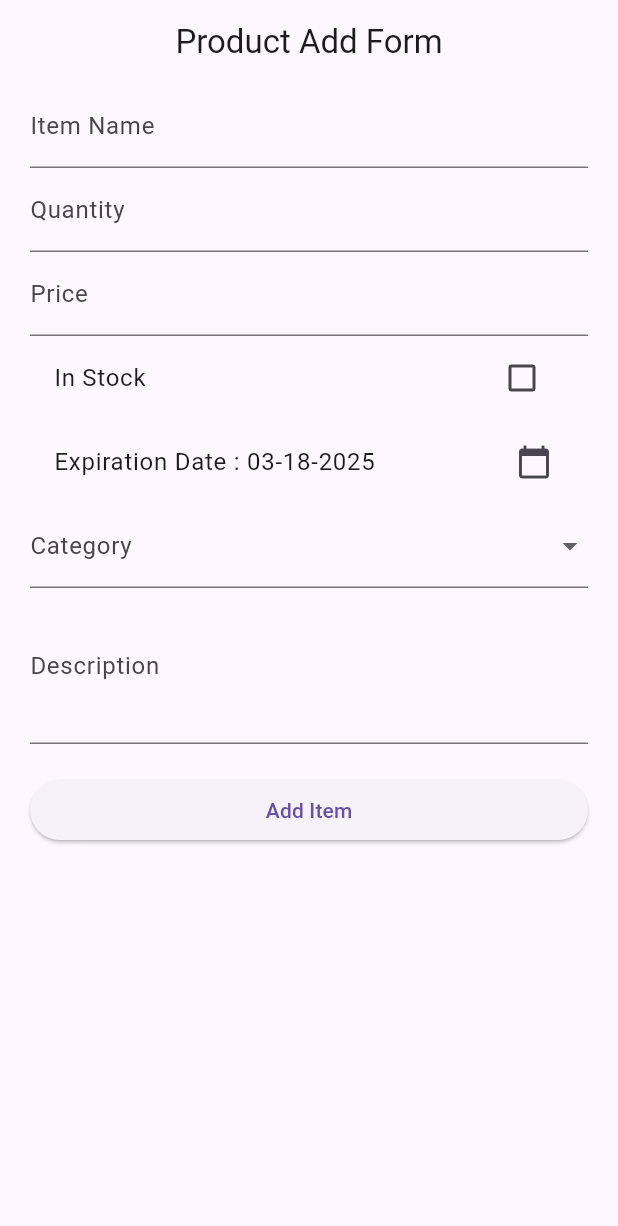
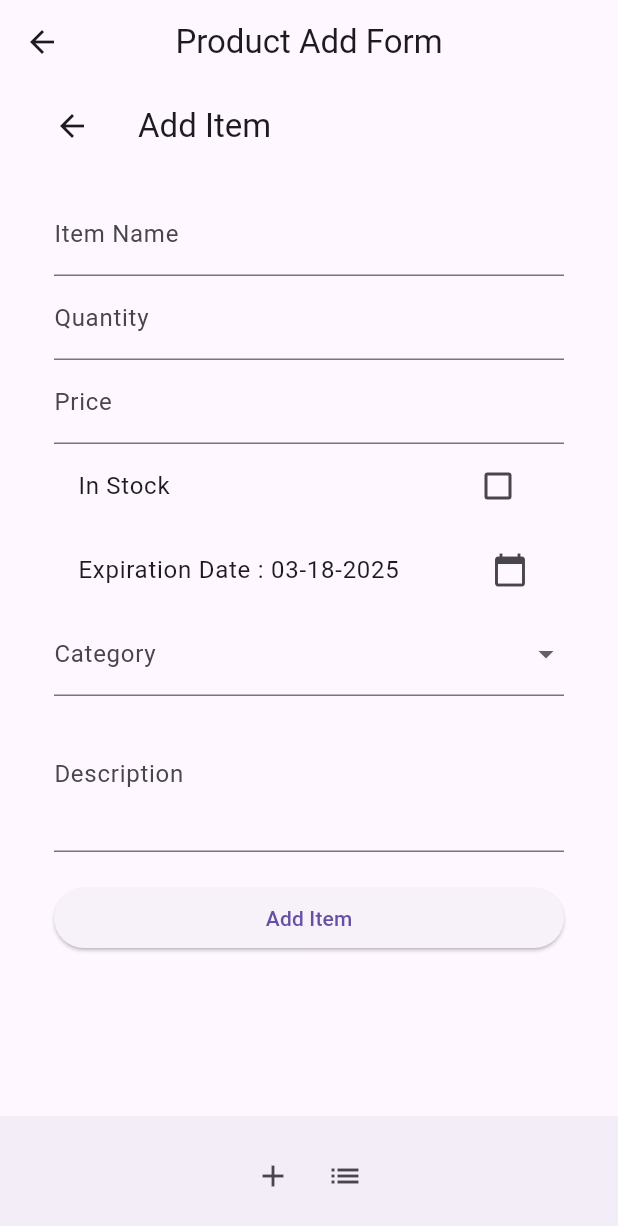
Before and after one commit to TarikJamil2902/flutter1, a Flutter app: the FormPage screen opened directly, on a phone screen of 412 x 824 dp. Shown: the top 1226 px of the screen. Run offline on Flutter 3.47's test engine with Material 3 defaults, Android fonts, the phone set to English and light mode, and no system bars; our stand-ins replace sqflite; accounts and stored records are empty.

```diff
--- a/lib/itemCRUD/formEx.dart
+++ b/lib/itemCRUD/formEx.dart
@@ -1,6 +1,7 @@
 import 'package:flutter/material.dart';
 
 import 'package:intl/intl.dart';
+import 'package:new_flutter_app/db/database_helper.dart';
 import 'package:new_flutter_app/models/item.dart';
 
 void main() {
@@ -23,7 +24,8 @@ class FormExampleApp extends StatelessWidget {
 
 class FormPage extends StatelessWidget {
   final String title;
-  const FormPage({required this.title, Key? key}) : super(key: key);
+  final Item? item;
+  const FormPage({required this.title, this.item, Key? key}) : super(key: key);
 
   @override
   Widget build(BuildContext context) {
@@ -32,6 +34,31 @@ class FormPage extends StatelessWidget {
       body: Container(
         padding: const EdgeInsets.fromLTRB(20, 0, 20, 0),
         child: ItemForm(),
+      ),
+      bottomNavigationBar: BottomAppBar(
+        child: Row(
+          mainAxisAlignment: MainAxisAlignment.center,
+          children: [
+            IconButton(
+              icon: const Icon(Icons.add),
+              onPressed: () {
+                Navigator.push(
+                  context,
+                  MaterialPageRoute(builder: (context) => ItemForm(item: item)),
+                );
+              },
+            ),
+            IconButton(
+              icon: const Icon(Icons.list),
+              onPressed: () {
+                Navigator.push(
+                  context,
+                  MaterialPageRoute(builder: (context) => ItemListPage()),
+                );
+              },
+            ),
+          ],
+        ),
       ),
     );
   }
@@ -58,6 +85,20 @@ class _ItemFormState extends State<ItemForm> {
   String? _selectedCategory;
 
   final List<String> _categories = ['Electroics', 'Clothing', 'Groceries'];
+  @override
+  void initState() {
+    super.initState();
+    if (widget.item != null) {
+      _nameController.text = widget.item!.name;
+      _priceController.text = widget.item!.price.toString();
+      _quantityController.text = widget.item!.quantity.toString();
+      _inStock = widget.item!.inStock;
+      _expirationDate = widget.item!.expirationDate;
+      _selectedCategory = widget.item!.category;
+      _descriptionController.text = widget.item!.description;
+    }
+  }
+
   Future<void> _selectDate(BuildContext context) async {
     final DateTime? picked = await showDatePicker(
       context: context,
@@ -92,9 +133,9 @@ class _ItemFormState extends State<ItemForm> {
       print(item.toString());
 
       if (widget.item == null) {
-        // await DatabaseHelper2().insertItem(item);
+        await DatabaseHelper2().insertItem(item);
       } else {
-        // await DatabaseHelper2().updateItem(item);
+        await DatabaseHelper2().updateItem(item);
       }
 
       // Navigator.pop(context, true); // Return to previous screen
@@ -103,7 +144,13 @@ class _ItemFormState extends State<ItemForm> {
 
   @override
   Widget build(BuildContext context) {
-    return Form(
+    return Scaffold(
+      appBar: AppBar(
+        title: Text(widget.item == null ? 'Add Item' : 'Edit Item'),
+      ),
+      body: Padding(
+        padding: const EdgeInsets.all(16.0),
+        child: Form(
           key: _formKey,
           child: ListView(
             children: [
@@ -156,9 +203,9 @@ class _ItemFormState extends State<ItemForm> {
                     _selectedCategory = value;
                   });
                 },
-            validator: (value) => value == null ? 'Select a category' : null,
+                validator:
+                    (value) => value == null ? 'Select a category' : null,
               ),
-
               TextFormField(
                 controller: _descriptionController,
                 decoration: InputDecoration(labelText: 'Description'),
@@ -171,6 +218,99 @@ class _ItemFormState extends State<ItemForm> {
               ),
             ],
           ),
+        ),
+      ),
     );
   }
 }
+
+class ItemListPage extends StatefulWidget {
+  @override
+  _ItemListPageState createState() => _ItemListPageState();
+}
+
+class _ItemListPageState extends State<ItemListPage> {
+  late Future<List<Item>> _itemsFuture;
+
+  @override
+  void initState() {
+    super.initState();
+    _itemsFuture = DatabaseHelper2().getAllItems();
+    print(_itemsFuture.toString()); // Fetch items from DB
+  }
+
+  @override
+  Widget build(BuildContext context) {
+    return Scaffold(
+      appBar: AppBar(title: Text('Item List')),
+      body: FutureBuilder<List<Item>>(
+        future: _itemsFuture,
+        builder: (context, snapshot) {
+          if (snapshot.connectionState == ConnectionState.waiting) {
+            return Center(child: CircularProgressIndicator());
+          }
+
+          if (snapshot.hasError) {
+            return Center(child: Text('Error: ${snapshot.error}'));
+          }
+
+          if (!snapshot.hasData || snapshot.data!.isEmpty) {
+            return Center(child: Text('No items found'));
+          }
+
+          final items = snapshot.data!;
+
+          return ListView.builder(
+            itemCount: items.length,
+            itemBuilder: (context, index) {
+              final item = items[index];
+
+              return ListTile(
+                title: Text(item.name),
+                subtitle: Text(
+                  'Category: ${item.category}, Price: \$${item.price}',
+                ),
+                onTap: () {
+                  // Navigate to form for editing
+                  Navigator.push(
+                    context,
+                    MaterialPageRoute(
+                      builder:
+                          (context) =>
+                              FormPage(title: "Add Student", item: item),
+                    ),
+                  );
+                },
+                trailing: IconButton(
+                  icon: Icon(Icons.delete),
+                  onPressed: () async {
+                    await DatabaseHelper2().deleteItem(item.id);
+                    setState(() {
+                      _itemsFuture = DatabaseHelper2().getAllItems();
+                    });
+                  },
+                ),
+              );
+            },
+          );
+        },
+      ),
+
+      floatingActionButton: FloatingActionButton(
+        onPressed: () {
+          Navigator.push(
+            context,
+            MaterialPageRoute(
+              builder: (context) => FormPage(title: "Add Student"),
+            ),
+          );
+          ScaffoldMessenger.of(
+            context,
+          ).showSnackBar(SnackBar(content: Text('Add')));
+        },
+        tooltip: 'Add Item',
+        child: Icon(Icons.add), // You can use different icons or custom widgets
+      ),
+    );
+  }
+}
--- a/pubspec.yaml
+++ b/pubspec.yaml
@@ -38,6 +38,7 @@ dependencies:
   intl: ^0.17.0
   sqflite: ^2.4.2
   path_provider: ^2.0.2
+  path: ^1.8.0
 
 dev_dependencies:
   flutter_test:
```
Also changed, not shown: lib/db/database_helper.dart (+5 -5 lines), pubspec.lock. Lines whose indentation alone changed are shown as unchanged.
